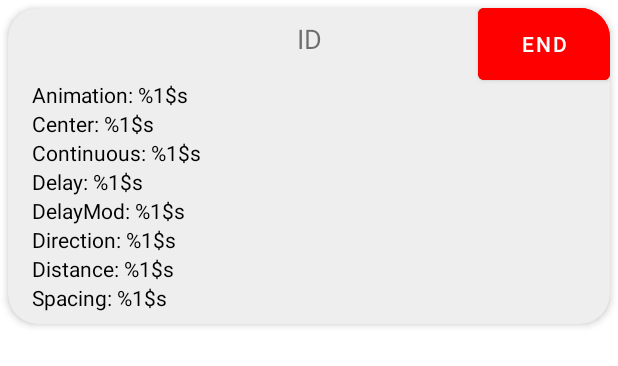
After one commit to AnimatedLEDStrip/android-client, an Android app: the layout fragment_animation.xml on its own in the app's theme, with its tools: preview values and no code run, on a phone screen of 412 x 824 dp. The commit adds this screen. Shown: the top 366 px of the screen. Run offline under Robolectric (Android 15) with nearby library versions, the phone set to English and light mode, and no system bars.

Commit message:
Add running animation tab

```diff
--- a/app/src/main/AndroidManifest.xml
+++ b/app/src/main/AndroidManifest.xml
@@ -31,12 +31,6 @@
                     android:name="android.support.PARENT_ACTIVITY"
                     android:value="animatedledstrip.androidcontrol.MainActivity"/>
         </activity>
-        <activity
-                android:name=".old.Startup"
-                android:label="@string/app_name"
-                android:theme="@style/AppTheme.NoActionBar">
-
-        </activity>
     </application>
 
 </manifest>
--- /dev/null
+++ b/app/src/main/res/layout/fragment_animation.xml
@@ -0,0 +1,117 @@
+<?xml version="1.0" encoding="utf-8"?>
+<androidx.cardview.widget.CardView xmlns:android="http://schemas.android.com/apk/res/android"
+        xmlns:app="http://schemas.android.com/apk/res-auto"
+        xmlns:tools="http://schemas.android.com/tools"
+        android:layout_width="match_parent"
+        android:layout_height="wrap_content"
+        android:layout_marginLeft="5dp"
+        android:layout_marginTop="5dp"
+        android:layout_marginRight="5dp"
+        android:layout_marginBottom="5dp"
+        app:cardBackgroundColor="#eeeeee"
+        app:cardCornerRadius="20dp"
+        app:cardElevation="3dp"
+        tools:context=".running.AnimationFragment">
+
+
+    <androidx.constraintlayout.widget.ConstraintLayout
+            android:layout_width="match_parent"
+            android:layout_height="match_parent">
+
+        <TextView
+                android:id="@+id/animation_id"
+                android:layout_width="wrap_content"
+                android:layout_height="wrap_content"
+                android:layout_marginTop="8dp"
+                android:text="@string/id_label"
+                android:textSize="18sp"
+                app:layout_constraintEnd_toEndOf="parent"
+                app:layout_constraintStart_toStartOf="parent"
+                app:layout_constraintTop_toTopOf="parent" />
+
+        <Button
+                android:id="@+id/animation_end"
+                android:layout_width="wrap_content"
+                android:layout_height="wrap_content"
+                android:backgroundTint="#ff0000"
+                android:insetTop="0dp"
+                android:insetBottom="0dp"
+                android:text="@string/end_anim"
+                app:layout_constraintEnd_toEndOf="parent"
+                app:layout_constraintTop_toTopOf="parent" />
+
+        <LinearLayout
+                android:id="@+id/animation_params"
+                android:layout_width="match_parent"
+                android:layout_height="wrap_content"
+                android:layout_marginStart="16dp"
+                android:layout_marginBottom="8dp"
+                android:orientation="vertical"
+                app:layout_constraintBottom_toBottomOf="parent"
+                app:layout_constraintStart_toStartOf="parent"
+                app:layout_constraintTop_toBottomOf="@+id/animation_end">
+
+            <TextView
+                    android:id="@+id/animation_name"
+                    android:layout_width="wrap_content"
+                    android:layout_height="wrap_content"
+                    android:text="@string/animation_label"
+                    android:textColor="#000000" />
+
+            <LinearLayout
+                    android:id="@+id/animation_colors"
+                    android:layout_width="match_parent"
+                    android:layout_height="wrap_content"
+                    android:orientation="vertical" />
+
+            <TextView
+                    android:id="@+id/animation_center"
+                    android:layout_width="wrap_content"
+                    android:layout_height="wrap_content"
+                    android:text="@string/center_label"
+                    android:textColor="#000000" />
+
+            <TextView
+                    android:id="@+id/animation_continuous"
+                    android:layout_width="wrap_content"
+                    android:layout_height="wrap_content"
+                    android:text="@string/continuous_label"
+                    android:textColor="#000000" />
+
+            <TextView
+                    android:id="@+id/animation_delay"
+                    android:layout_width="wrap_content"
+                    android:layout_height="wrap_content"
+                    android:text="@string/delay_label"
+                    android:textColor="#000000" />
+
+            <TextView
+                    android:id="@+id/animation_delay_mod"
+                    android:layout_width="wrap_content"
+                    android:layout_height="wrap_content"
+                    android:text="@string/delaymod_label"
+                    android:textColor="#000000" />
+
+            <TextView
+                    android:id="@+id/animation_direction"
+                    android:layout_width="wrap_content"
+                    android:layout_height="wrap_content"
+                    android:text="@string/direction_label"
+                    android:textColor="#000000" />
+
+            <TextView
+                    android:id="@+id/animation_distance"
+                    android:layout_width="wrap_content"
+                    android:layout_height="wrap_content"
+                    android:text="@string/distance_label"
+                    android:textColor="#000000" />
+
+            <TextView
+                    android:id="@+id/animation_spacing"
+                    android:layout_width="wrap_content"
+                    android:layout_height="wrap_content"
+                    android:text="@string/spacing_label"
+                    android:textColor="#000000" />
+        </LinearLayout>
+    </androidx.constraintlayout.widget.ConstraintLayout>
+</androidx.cardview.widget.CardView>
--- a/app/src/main/res/layout/fragment_spacing_select.xml
+++ b/app/src/main/res/layout/fragment_spacing_select.xml
@@ -9,6 +9,6 @@
     <TextView
             android:layout_width="match_parent"
             android:layout_height="match_parent"
-            android:text="@string/hello_blank_fragment" />
+            android:text="Temp" />
 
 </FrameLayout>
--- a/app/src/main/res/values/strings.xml
+++ b/app/src/main/res/values/strings.xml
@@ -28,17 +28,17 @@
     <string name="forward">Forward</string>
     <string name="backward">Backward</string>
     <string name="send_colors">Send Colors</string>
-    <string name="title_activity_main">AnimatedLEDStrip</string>
+    <string name="title_activity_main">AnimatedLEDStrip (Disconnected)</string>
 
     <string name="tab_text_1">Servers</string>
     <string name="tab_text_2">Send Animation</string>
+    <string name="tab_text_3">Running Animations</string>
+
     <string name="continuous_animation">Continuous Animation</string>
     <string name="connect">Connect</string>
     <string name="center">Center</string>
     <string name="distance">Distance</string>
     <string name="disconnect">Disconnect</string>
-
-    <string name="hello_blank_fragment">Hello Blank Fragment</string>
 
     <string-array name="animations">
         <item>Color</item>
@@ -61,4 +61,22 @@
         <item>Sparkle Fade</item>
         <item>StackOverflow</item>
     </string-array>
+
+    <!-- TODO: Remove or change this placeholder text -->
+    <string name="hello_blank_fragment">Hello blank fragment</string>
+
+    <string name="end_anim">End</string>
+    <string name="ending_anim">Ending</string>
+
+    <string name="animation_label">Animation: %1$s</string>
+    <string name="center_label">Center: %1$s</string>
+    <string name="continuous_label">Continuous: %1$s</string>
+    <string name="delay_label">Delay: %1$s</string>
+    <string name="delaymod_label">DelayMod: %1$s</string>
+    <string name="direction_label">Direction: %1$s</string>
+    <string name="distance_label">Distance: %1$s</string>
+    <string name="spacing_label">Spacing: %1$s</string>
+    <string name="id_label">ID</string>
+    <string name="color_label">Color:</string>
+    <string name="action_disconnect">Disconnect</string>
 </resources>
```
Also changed, not shown: app/src/main/java/animatedledstrip/androidcontrol/MainActivity.kt (+34 -4 lines), app/src/main/java/animatedledstrip/androidcontrol/animation/AnimationSelect.kt (+18 -18 lines), app/src/main/java/animatedledstrip/androidcontrol/connections/ConnectionFragment.kt (+5 -15 lines), app/src/main/java/animatedledstrip/androidcontrol/running/AnimationColor.kt (added, +43 -0 lines), app/src/main/java/animatedledstrip/androidcontrol/running/AnimationFragment.kt (added, +78 -0 lines), app/src/main/java/animatedledstrip/androidcontrol/running/RunningAnimations.kt (added, +63 -0 lines), app/src/main/java/animatedledstrip/androidcontrol/utils/TabAdapter.kt (+5 -2 lines), app/src/main/res/layout/content_main.xml (deleted, +0 -13 lines), app/src/main/res/layout/fragment_animation_color.xml (added, +29 -0 lines), app/src/main/res/layout/fragment_connection.xml (+0 -10 lines), app/src/main/res/layout/fragment_running_animations.xml (added, +14 -0 lines), app/src/main/res/menu/menu_main.xml (+13 -7 lines), app/src/main/java/animatedledstrip/androidcontrol/utils/GlobalVars.kt (line endings or trailing spaces).
